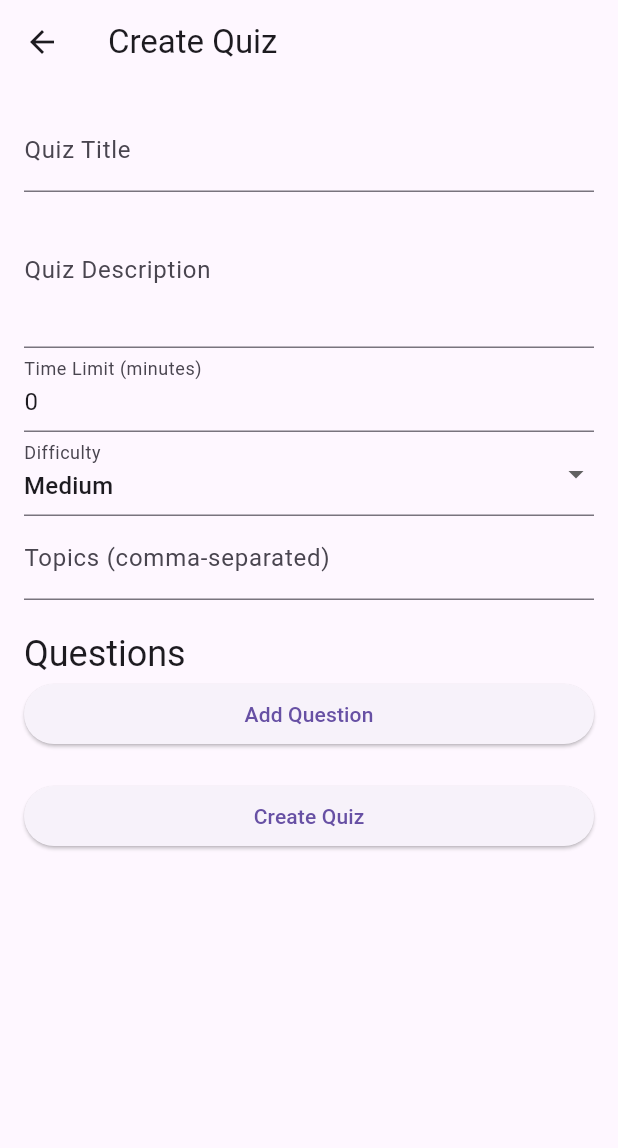
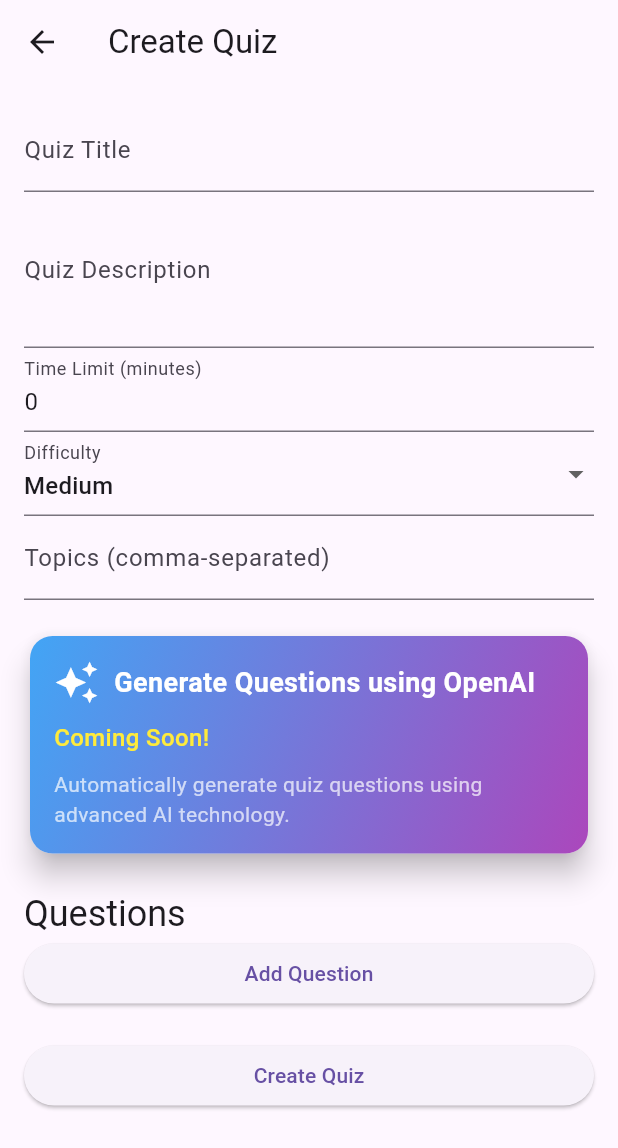
Before and after one commit to benodiwal/aaritya, a Flutter app: the CreateQuizPage screen opened directly, on a phone screen of 412 x 824 dp. Shown: the top 1148 px of the screen. Run offline on Flutter 3.47's test engine with Material 3 defaults, Android fonts, the phone set to English and light mode, and no system bars; our stand-ins replace dio, flutter_animate, flutter_secure_storage, image_picker, jwt_decoder; accounts and stored records are empty; network calls fail.

Commit message:
server and client

```diff
--- a/client/aaritya/lib/main.dart
+++ b/client/aaritya/lib/main.dart
@@ -20,7 +20,7 @@ class MyApp extends StatelessWidget {
     return MaterialApp(
       title: 'Aaritya',
       debugShowCheckedModeBanner: false,
-      initialRoute: isAuthenticated ? '/home' : '/login',
+      initialRoute: !isAuthenticated ? '/home' : '/login',
       onGenerateRoute: AppRoutes.generateRoute,
     );
   }
--- a/client/aaritya/lib/presentation/widgets/pages/create-quiz.dart
+++ b/client/aaritya/lib/presentation/widgets/pages/create-quiz.dart
@@ -123,6 +123,8 @@ class _CreateQuizPageState extends State<CreateQuizPage> {
                     onSaved: (value) => _topics = value!.split(',').map((e) => e.trim()).toList(),
                     initialValue: _topics.join(', '),
                   ),
+                  SizedBox(height: 20),
+                  _buildOpenAIGeneratorCard(),
                   SizedBox(height: 20),
                   Text('Questions', style: Theme.of(context).textTheme.headlineSmall),
                   ..._questions.asMap().entries.map((entry) {
@@ -306,3 +308,57 @@ class _CreateQuizPageState extends State<CreateQuizPage> {
     }
   }
 }
+
+
+Widget _buildOpenAIGeneratorCard() {
+  return Card(
+    elevation: 8,
+    shape: RoundedRectangleBorder(borderRadius: BorderRadius.circular(15)),
+    child: Container(
+      decoration: BoxDecoration(
+        gradient: LinearGradient(
+          colors: [Colors.blue.shade400, Colors.purple.shade400],
+          begin: Alignment.topLeft,
+          end: Alignment.bottomRight,
+        ),
+        borderRadius: BorderRadius.circular(15),
+      ),
+      child: Padding(
+        padding: const EdgeInsets.all(16.0),
+        child: Column(
+          crossAxisAlignment: CrossAxisAlignment.start,
+          children: [
+            Row(
+              children: [
+                Icon(Icons.auto_awesome, color: Colors.white, size: 30),
+                SizedBox(width: 10),
+                Text(
+                  'Generate Questions using OpenAI',
+                  style: TextStyle(
+                    color: Colors.white,
+                    fontSize: 18,
+                    fontWeight: FontWeight.bold,
+                  ),
+                ),
+              ],
+            ),
+            SizedBox(height: 10),
+            Text(
+              'Coming Soon!',
+              style: TextStyle(
+                color: Colors.yellow,
+                fontSize: 16,
+                fontWeight: FontWeight.w500,
+              ),
+            ),
+            SizedBox(height: 10),
+            Text(
+              'Automatically generate quiz questions using advanced AI technology.',
+              style: TextStyle(color: Colors.white70),
+            ),
+          ],
+        ),
+      ),
+    ),
+  );
+}
--- a/client/aaritya/pubspec.yaml
+++ b/client/aaritya/pubspec.yaml
@@ -39,6 +39,8 @@ dependencies:
   flutter_secure_storage: ^9.2.2
   jwt_decoder: ^2.0.1
   flutter_animate: ^4.1.1+1
+  image_picker: ^1.1.2
+  dio: ^5.6.0
 
 dev_dependencies:
   flutter_test:
```
Also changed, not shown: client/aaritya/lib/core/network/api_service.dart (+27 -2 lines), client/aaritya/lib/presentation/widgets/pages/profile.dart (+45 -3 lines), client/aaritya/pubspec.lock, 10 other files.
